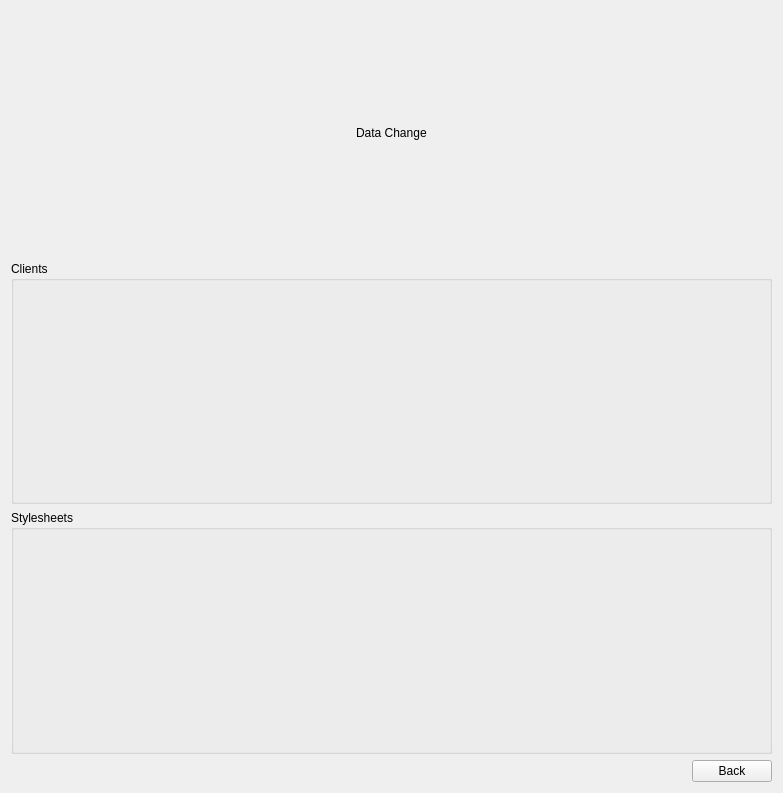
Before: the Qt Designer form MorePage.ui in MickaelOnTheWave/InvoiceManager, drawn with Qt 5.
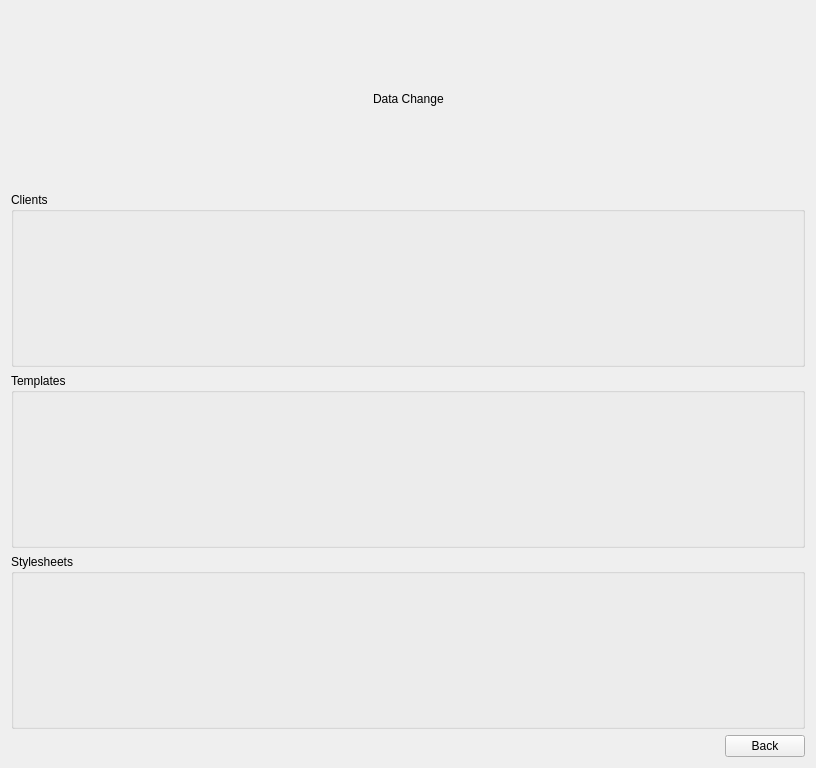
After: the same form once the commit is applied. Custom widgets are drawn as their Qt base class.

Commit message: Updated Database and UI to use templates and notes

The edit to the form file:
```diff
--- a/MorePage.ui
+++ b/MorePage.ui
@@ -6,8 +6,8 @@
    <rect>
     <x>0</x>
     <y>0</y>
-    <width>783</width>
-    <height>793</height>
+    <width>816</width>
+    <height>768</height>
    </rect>
   </property>
   <property name="windowTitle">
@@ -63,6 +63,18 @@
      </layout>
     </widget>
    </item>
+   <item>
+    <widget class="QGroupBox" name="groupBox_3">
+     <property name="title">
+      <string>Templates</string>
+     </property>
+     <layout class="QVBoxLayout" name="verticalLayout_4">
+      <item>
+       <widget class="DataHandlerWidget" name="templatesWidget" native="true"/>
+      </item>
+     </layout>
+    </widget>
+   </item>
    <item>
     <widget class="QGroupBox" name="groupBox_2">
      <property name="title">
```
The commit also changes 25 other files.
